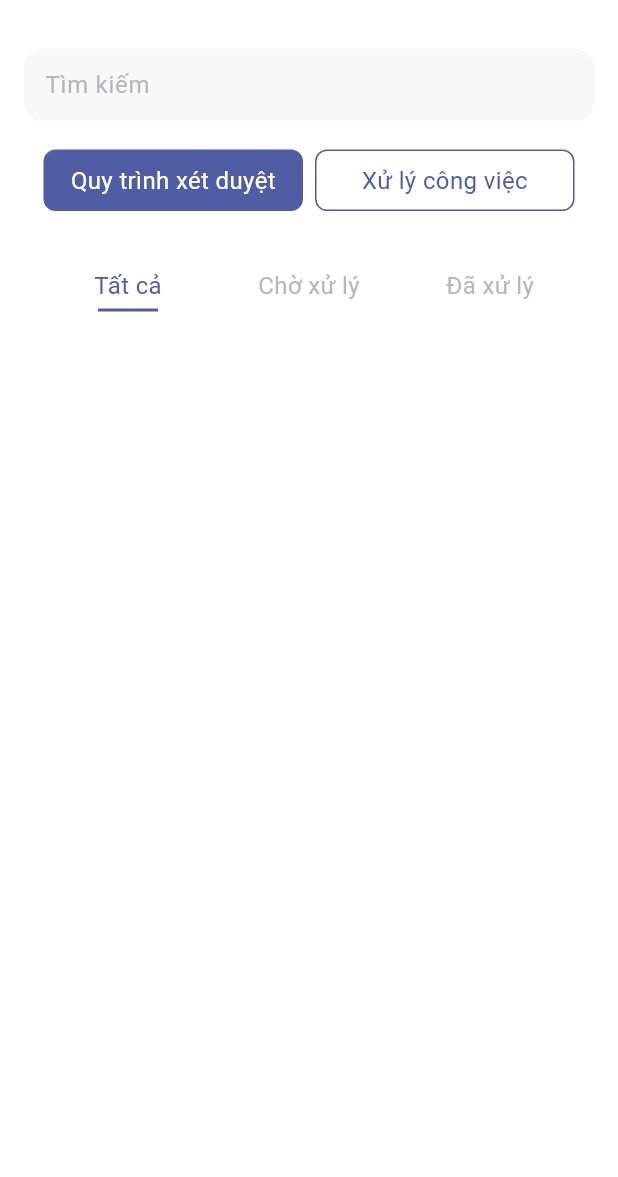
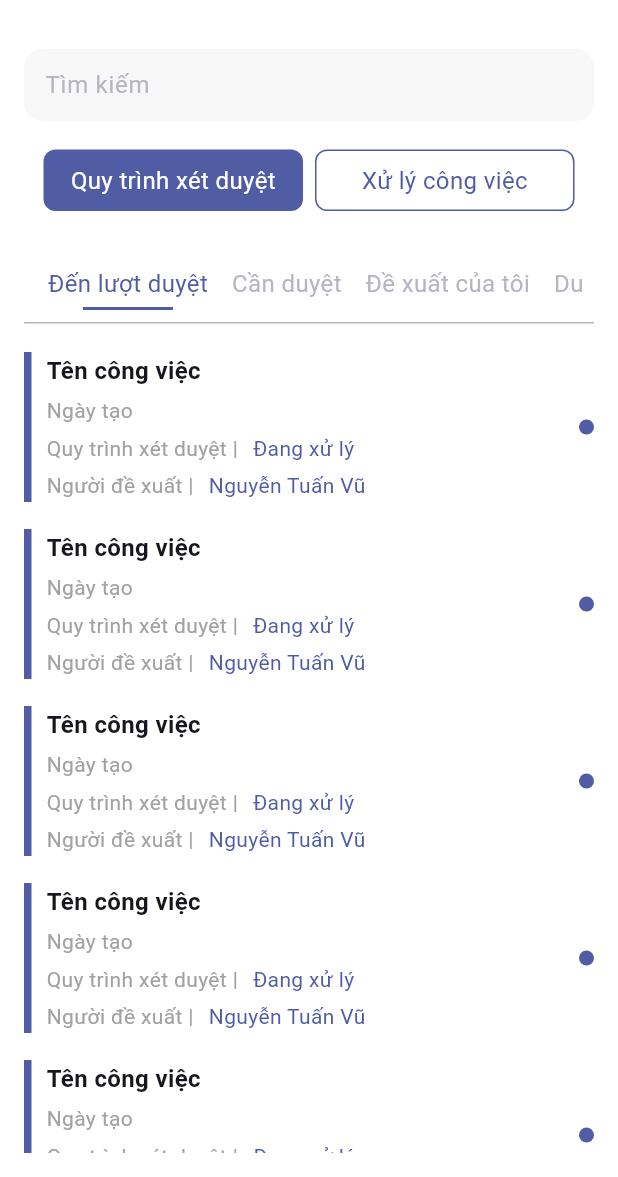
Before and after one commit to tqdaoinfo108/wayos_clone, a Flutter app: the RequestPage screen opened by its route, on a phone screen of 412 x 824 dp, the part 59-1236 px from its top. Run offline on Flutter 3.47's test engine with Material 3 defaults, Android fonts, the phone set to English and light mode, and no system bars; drawn by our look-alikes of toastification; our stand-ins replace cached_network_image, device_preview, flutter_svg, get_storage, loading_animation_widget; accounts and stored records are empty; Roboto replaces fonts that are missing (Plus Jakarta); project files that could hold a hidden picture were left out.

Commit message:
Feat: Implement request service and UI components; replace choice option bar with request process

```diff
--- /dev/null
+++ b/lib/components/choice_option_bar.dart
@@ -0,0 +1,78 @@
+import 'package:flutter/material.dart';
+import 'package:wayos_clone/utils/constants.dart';
+
+class ChoiceOptionBar extends StatefulWidget {
+  const ChoiceOptionBar({
+    super.key,
+    required this.options,
+    required this.value,
+    required this.onTap,
+  });
+
+  final List<String> options;
+  final int value;
+  final Function(int) onTap;
+
+  @override
+  State<ChoiceOptionBar> createState() => _ChoiceOptionBarState();
+}
+
+class _ChoiceOptionBarState extends State<ChoiceOptionBar> {
+  @override
+  Widget build(BuildContext context) {
+    return Container(
+      padding: const EdgeInsets.all(8.0), // Thêm khoảng cách bên trong Container
+      decoration: BoxDecoration(
+        color: whiteColor, // Màu nền cho Row
+        // Bottom border
+        border: Border(
+          bottom: BorderSide(
+            color: greyColor, // Màu viền
+            width: 1.0, // Độ rộng viền
+          ),
+        ),
+      ),
+      constraints: BoxConstraints(maxWidth: double.infinity), // Đặt kích thước tối đa cho Container
+      child: SingleChildScrollView(
+        scrollDirection: Axis.horizontal, // Cuộn theo chiều ngang
+        child: Row(
+          mainAxisAlignment: MainAxisAlignment.start, // Căn trái các button
+          children: widget.options.map((String option) {
+            int index = widget.options.indexOf(option);
+            return Padding(
+              padding: const EdgeInsets.symmetric(horizontal: 8.0), // Thêm khoảng cách giữa các mục
+              child: GestureDetector(
+                onTap: () {
+                  widget.onTap(index);
+                  setState(() {
+                    // Cập nhật trạng thái khi một nút được chọn
+                  });
+                },
+                child: Column(
+                  mainAxisSize: MainAxisSize.min,
+                  children: [
+                    Text(
+                      option,
+                      style: TextStyle(
+                        color: index == widget.value ? primaryColor : greyColor, // Màu chữ cho button
+                        fontSize: 16,
+                      ),
+                    ),
+                    const SizedBox(height: 4.0), // Tạo khoảng cách giữa text và underline
+                    AnimatedContainer(
+                      duration: const Duration(milliseconds: 300), // Thời gian chuyển đổi
+                      curve: Curves.easeInOut, // Đường cong chuyển đổi
+                      height: 2.0, // Chiều cao của underline
+                      width: index == widget.value ? 60.0 : 0.0, // Độ rộng của underline
+                      color: index == widget.value ? primaryColor : Colors.transparent, // Màu của underline
+                    ),
+                  ],
+                ),
+              ),
+            );
+          }).toList(),
+        ),
+      ),
+    );
+  }
+}
--- a/lib/screens/home/application/pages/request/components/choice_option_bar.dart
+++ /dev/null
@@ -1,68 +0,0 @@
-import 'package:flutter/material.dart';
-import 'package:wayos_clone/utils/constants.dart';
-
-class ChoiceOptionBar extends StatefulWidget {
-  const ChoiceOptionBar({
-    super.key,
-    required this.options,
-    required this.value,
-    required this.onTap,
-  });
-
-  final List<String> options;
-  final int value;
-  final Function(int) onTap;
-
-  @override
-  State<ChoiceOptionBar> createState() => _ChoiceOptionBarState();
-}
-
-class _ChoiceOptionBarState extends State<ChoiceOptionBar> {
-  @override
-  Widget build(BuildContext context) {
-    return Container(
-      padding: const EdgeInsets.all(8.0), // Thêm khoảng cách bên trong Container
-      decoration: BoxDecoration(
-        color: whiteColor, // Màu nền cho Row
-        border: Border.all(color: whiteColor), // Viền cho Container
-        borderRadius: BorderRadius.circular(8.0), // Bo góc viền
-      ),
-      constraints: BoxConstraints(maxWidth: double.infinity), // Đặt kích thước tối đa cho Container
-      child: Row(
-        mainAxisAlignment: MainAxisAlignment.spaceEvenly, // Căn giữa các button
-        children: widget.options.map((String option) {
-          int index = widget.options.indexOf(option);
-          return Expanded(
-            child: GestureDetector(
-              onTap: () {
-                widget.onTap(index);
-                setState(() {
-                  // Cập nhật trạng thái khi một nút được chọn
-                });
-              },
-              child: Column(
-                mainAxisSize: MainAxisSize.min,
-                children: [
-                  Text(
-                    option,
-                    style: TextStyle(
-                      color: index == widget.value ? primaryColor : greyColor, // Màu chữ cho button
-                      fontSize: 16,
-                    ),
-                  ),
-                  const SizedBox(height: 4.0), // Tạo khoảng cách giữa text và underline
-                  AnimatedContainer(
-                    duration: const Duration(milliseconds: 300), // Thời gian chuyển đổi
-                    height: 2.0, // Chiều cao của underline
-                    width: index == widget.value ? 40.0 : 0.0, // Độ rộng của underline
-                    color: index == widget.value ? primaryColor : Colors.transparent, // Màu của underline
-                  ),
-                ],
-              ),
-            ),
-          );
-        }).toList(),
-      ),
-    );
-  }
-}
--- /dev/null
+++ b/lib/screens/home/application/pages/request/components/request_process.dart
@@ -0,0 +1,50 @@
+import 'package:flutter/material.dart';
+import 'package:wayos_clone/components/choice_option_bar.dart';
+import 'package:wayos_clone/screens/home/application/pages/request/components/request_row_detail.dart';
+import 'package:wayos_clone/utils/constants.dart';
+
+class RequestProcess extends StatefulWidget {
+  const RequestProcess({
+    Key? key,
+  });
+
+  @override
+  State<RequestProcess> createState() => _RequestProcessState();
+}
+
+class _RequestProcessState extends State<RequestProcess> {
+  int selectedButton = 0;
+
+  @override
+  Widget build(BuildContext context) {
+    return Container(
+        child: Column(children: [
+      ChoiceOptionBar(
+        options: [
+          "Đến lượt duyệt",
+          "Cần duyệt",
+          "Đề xuất của tôi",
+          "Duyệt gần đây",
+          "Hoàn tất",
+          "Tạo lại",
+          "Không duyệt"
+        ],
+        value: selectedButton,
+        onTap: (int index) {
+          setState(() {
+            selectedButton = index;
+          });
+        },
+      ),
+      const SizedBox(height: 10),
+      Expanded(
+        child: ListView.builder(
+          itemCount: 10,
+          itemBuilder: (context, index) {
+            return RequestRowDetail(colorType: primaryColor,);
+          },
+        ),
+      )
+    ]));
+  }
+}
--- /dev/null
+++ b/lib/screens/home/application/pages/request/components/request_row_detail.dart
@@ -0,0 +1,101 @@
+import 'package:flutter/material.dart';
+import 'package:wayos_clone/utils/constants.dart';
+
+class RequestRowDetail extends StatelessWidget {
+  const RequestRowDetail({super.key, required this.colorType});
+
+  final Color colorType;
+
+  // Model
+
+  @override
+  Widget build(BuildContext context) {
+    return Container(
+      child: Row(
+        children: [
+          // sidebar
+          Container(
+            width: 5,
+            height: 100,
+            color: colorType,
+          ),
+          // content
+          Expanded(
+            child: Container(
+              padding: const EdgeInsets.all(10),
+              child: Column(
+                crossAxisAlignment: CrossAxisAlignment.start,
+                children: [
+                  Text(
+                    'Tên công việc',
+                    style: TextStyle(
+                        fontWeight: FontWeight.bold,
+                        color: blackColor,
+                        fontSize: 16),
+                    overflow: TextOverflow.ellipsis,
+                  ),
+                  const SizedBox(height: 5),
+                  Text(
+                    'Ngày tạo',
+                    overflow: TextOverflow.ellipsis,
+                  ),
+                  const SizedBox(height: 5),
+                  Row(
+                    children: [
+                      Flexible(
+                        child: Text(
+                          'Quy trình xét duyệt |',
+                          overflow: TextOverflow.ellipsis,
+                        ),
+                      ),
+                      const SizedBox(width: 10),
+                      Flexible(
+                        child: Text(
+                          'Đang xử lý',
+                          style: TextStyle(
+                            color: colorType,
+                          ),
+                          overflow: TextOverflow.ellipsis,
+                        ),
+                      ),
+                    ],
+                  ),
+                  const SizedBox(height: 5),
+                  Row(
+                    children: [
+                      Flexible(
+                        child: Text(
+                          'Người đề xuất |',
+                          overflow: TextOverflow.ellipsis,
+                        ),
+                      ),
+                      const SizedBox(width: 10),
+                      Flexible(
+                        child: Text(
+                          'Nguyễn Tuấn Vũ',
+                          style: TextStyle(
+                            color: colorType,
+                          ),
+                          overflow: TextOverflow.ellipsis,
+                        ),
+                      ),
+                    ],
+                  ),
+                ],
+              ),
+            ),
+          ),
+          // action
+          Container(
+            width: 10,
+            height: 10,
+            decoration: BoxDecoration(
+              color: colorType,
+              shape: BoxShape.circle,
+            ),
+          ),
+        ],
+      ),
+    );
+  }
+}
--- a/lib/screens/home/application/pages/request/request_page.dart
+++ b/lib/screens/home/application/pages/request/request_page.dart
@@ -1,6 +1,6 @@
 import 'package:flutter/material.dart';
-import 'package:wayos_clone/screens/home/application/pages/request/components/choice_option_bar.dart';
-import 'package:wayos_clone/screens/home/application/pages/request/components/select_menu.dart';
+import 'package:wayos_clone/components/select_menu.dart';
+import 'package:wayos_clone/screens/home/application/pages/request/components/request_process.dart';
 import 'package:wayos_clone/utils/constants.dart';
 
 class RequestPage extends StatefulWidget {
@@ -50,15 +50,17 @@
               },
             ),
             const SizedBox(height: 20), // Tạo khoảng cách
-            ChoiceOptionBar(
-              options: ['Tất cả', 'Chờ xử lý', 'Đã xử lý'],
-              value: selectedButton,
-              onTap: (int index) {
-                setState(() {
-                  selectedButton = index;
-                });
-              },
-            )
+            Expanded(
+              child: selectedButton == 0
+                  ? RequestProcess()
+                  : Container(
+                      child: Column(
+                        children: [
+                          Text('Xử lý công việc'),
+                        ],
+                      ),
+                    ),
+            ),
           ],
         ),
       ),
--- /dev/null
+++ b/lib/service/request/request_service.dart
@@ -0,0 +1,23 @@
+import 'package:wayos_clone/service/api_service.dart';
+
+class RequestService {
+  final ApiService _apiService = ApiService();
+
+  Future<String> getRequestList() async {
+    try {
+      final response = await _apiService.request(
+        'GET',
+        'workflow/listWorkflowsearch?typeWorkFlowID=&keySearch=&statusID=-100',
+
+      );
+
+      if (response['data'] != null) {
+        print(response['data']);
+        return response['data'];
+      }
+    } catch (e) {
+      print('Lấy danh sách yêu cầu thất bại: $e');
+    }
+    return "";
+  }
+}
```
Also changed, not shown: lib/components/select_menu.dart (renamed from lib/screens/home/application/pages/request/components/select_menu.dart), lib/utils/constants.dart (line endings or trailing spaces).
